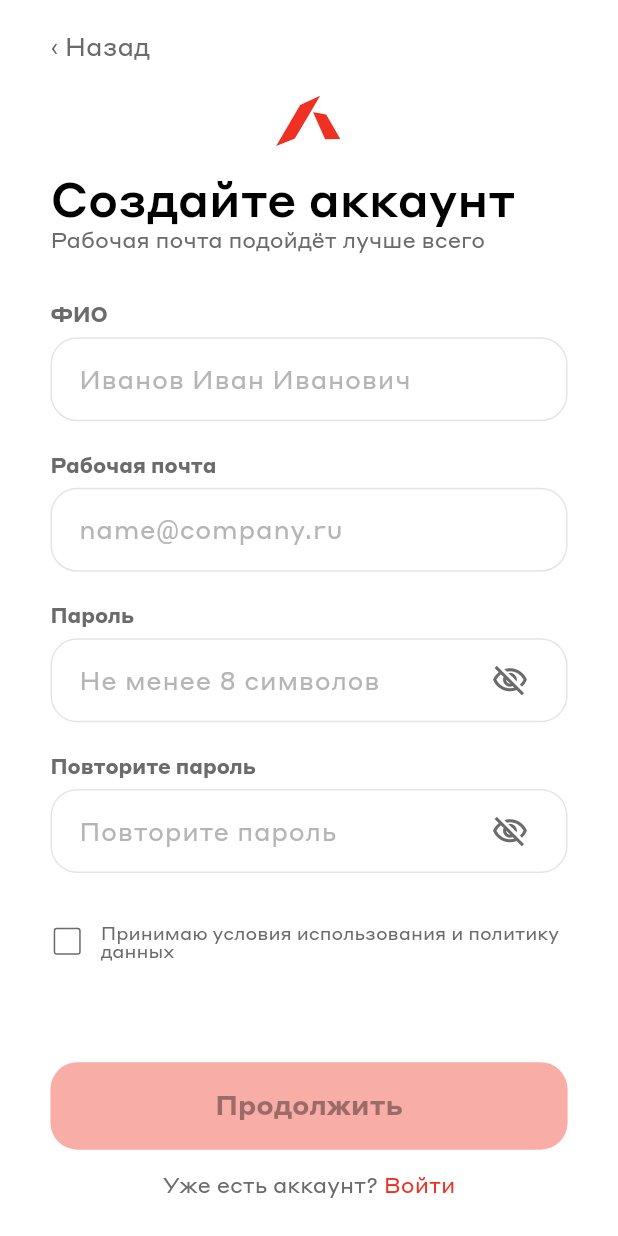
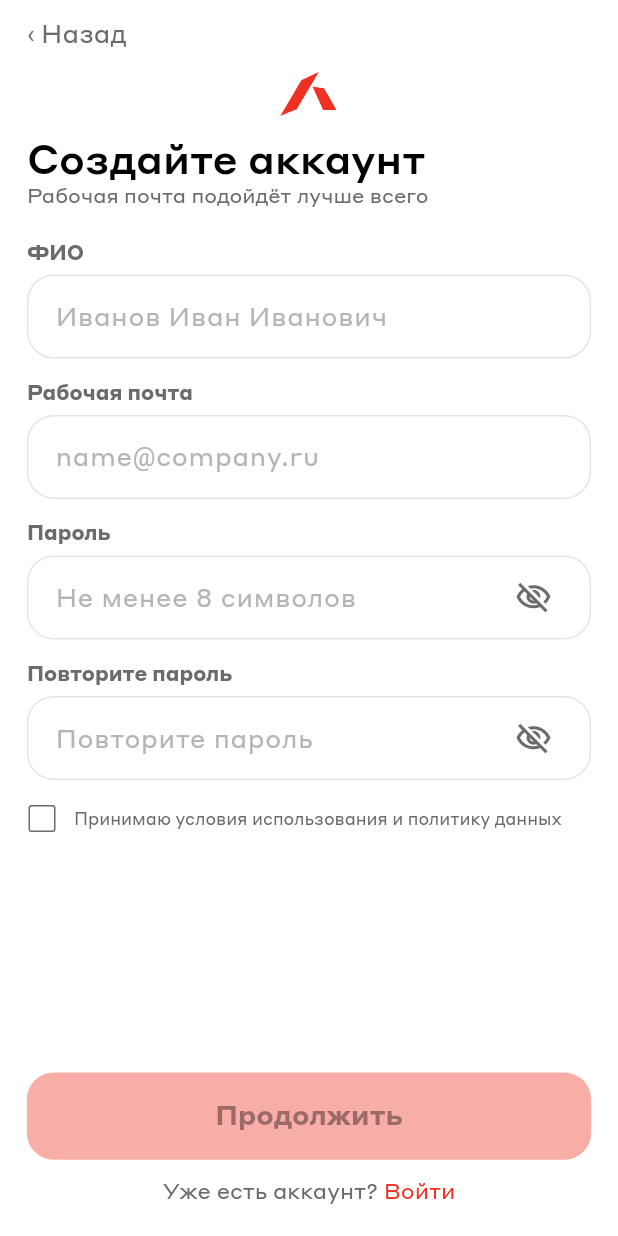
Before and after one commit to gadzhilaev/aspect, a Flutter app: the RegisterScreen screen opened directly, on a phone screen of 412 x 824 dp. Run offline on Flutter 3.47's test engine with Material 3 defaults, Android fonts, the phone set to English and light mode, and no system bars; our stand-ins replace flutter_svg, shared_preferences; accounts and stored records are empty.

Commit message:
Доработал регистрацию, код и сохранение профиля до конца онбординга.

```diff
--- a/lib/models/onboarding_data.dart
+++ b/lib/models/onboarding_data.dart
@@ -1,6 +1,7 @@
 class OnboardingData {
   String email;
   String fullName;
+  String password;
   String companyQuery;
   String companyName;
   String companyInn;
@@ -19,6 +20,7 @@ class OnboardingData {
   OnboardingData({
     this.email = '',
     this.fullName = '',
+    this.password = '',
     this.companyQuery = '',
     this.companyName = '',
     this.companyInn = '',
@@ -37,4 +39,56 @@ class OnboardingData {
         countries = countries ?? [],
         cities = cities ?? [],
         salesRegions = salesRegions ?? [];
+
+  Map<String, dynamic> toJson() => {
+        'email': email,
+        'fullName': fullName,
+        'password': password,
+        'companyQuery': companyQuery,
+        'companyName': companyName,
+        'companyInn': companyInn,
+        'companyCity': companyCity,
+        'companyIndustry': companyIndustry,
+        'role': role,
+        'companySize': companySize,
+        'businessType': businessType,
+        'businessTypeSubtitle': businessTypeSubtitle,
+        'products': products,
+        'mainMarket': mainMarket,
+        'countries': countries,
+        'cities': cities,
+        'salesRegions': salesRegions,
+      };
+
+  factory OnboardingData.fromJson(Map<String, dynamic> json) {
+    List<String> listOf(dynamic value) {
+      if (value is! List) return [];
+      return [
+        for (final item in value)
+          if (item != null) item.toString(),
+      ];
+    }
+
+    String str(dynamic value) => value?.toString() ?? '';
+
+    return OnboardingData(
+      email: str(json['email']),
+      fullName: str(json['fullName']),
+      password: str(json['password']),
+      companyQuery: str(json['companyQuery']),
+      companyName: str(json['companyName']),
+      companyInn: str(json['companyInn']),
+      companyCity: str(json['companyCity']),
+      companyIndustry: str(json['companyIndustry']),
+      role: str(json['role']),
+      companySize: str(json['companySize']),
+      businessType: str(json['businessType']),
+      businessTypeSubtitle: str(json['businessTypeSubtitle']),
+      products: listOf(json['products']),
+      mainMarket: str(json['mainMarket']),
+      countries: listOf(json['countries']),
+      cities: listOf(json['cities']),
+      salesRegions: listOf(json['salesRegions']),
+    );
+  }
 }
--- a/lib/screens/register_screen.dart
+++ b/lib/screens/register_screen.dart
@@ -4,8 +4,8 @@ import 'package:flutter/services.dart';
 import '../models/onboarding_data.dart';
 import '../navigation/app_page_route.dart';
 import '../theme/app_colors.dart';
+import '../theme/app_typography.dart';
 import '../theme/design_scale.dart';
-import '../theme/app_typography.dart';
 import '../widgets/auth_widgets.dart';
 import 'code_confirm_screen.dart';
 import 'login_screen.dart';
@@ -79,6 +79,7 @@ class _RegisterScreenState extends State<RegisterScreen> {
     final data = OnboardingData(
       email: _emailController.text.trim(),
       fullName: _nameController.text.trim(),
+      password: _passwordController.text,
     );
     Navigator.of(context).push(
       AppPageRoute<void>(
@@ -95,6 +96,7 @@ class _RegisterScreenState extends State<RegisterScreen> {
 
     return Scaffold(
       backgroundColor: AppColors.surface,
+      // Shrink body above keyboard so focused fields can scroll into view.
       resizeToAvoidBottomInset: true,
       body: GestureDetector(
         onTap: () => FocusManager.instance.primaryFocus?.unfocus(),
@@ -103,15 +105,17 @@ class _RegisterScreenState extends State<RegisterScreen> {
           child: LayoutBuilder(
             builder: (context, constraints) {
               return SingleChildScrollView(
-                physics: const AlwaysScrollableScrollPhysics(),
-                padding: EdgeInsets.fromLTRB(30 * s, 20 * s, 30 * s, 24 * s),
+                physics: keyboardOpen
+                    ? const ClampingScrollPhysics()
+                    : const NeverScrollableScrollPhysics(),
+                padding: EdgeInsets.fromLTRB(16 * s, 12 * s, 16 * s, 8 * s),
                 keyboardDismissBehavior:
                     ScrollViewKeyboardDismissBehavior.manual,
                 child: ConstrainedBox(
                   constraints: BoxConstraints(
                     minHeight: keyboardOpen
                         ? 0
-                        : (constraints.maxHeight - 44 * s)
+                        : (constraints.maxHeight - 32 * s)
                             .clamp(0.0, double.infinity),
                   ),
                   child: Column(
@@ -127,13 +131,13 @@ class _RegisterScreenState extends State<RegisterScreen> {
                             alignment: Alignment.centerLeft,
                             child: AuthBackButton(),
                           ),
-                        SizedBox(height: 20 * s),
-                        const Center(child: AuthLogo()),
-                        SizedBox(height: 16 * s),
+                          SizedBox(height: 14 * s),
+                          Center(child: AuthLogo(height: 28 * s)),
+                          SizedBox(height: 12 * s),
                           Text(
                             'Создайте аккаунт',
                             style: AppTypography.medium(
-                            28 * s,
+                              24 * s,
                               color: AppColors.textPrimary,
                             ),
                           ),
@@ -141,20 +145,19 @@ class _RegisterScreenState extends State<RegisterScreen> {
                           Text(
                             'Рабочая почта подойдёт лучше всего',
                             style: AppTypography.regular(
-                            13 * s,
+                              12 * s,
                               color: AppColors.textSecondary,
                             ),
                           ),
-                        SizedBox(height: 32 * s),
+                          SizedBox(height: 22 * s),
                           AuthTextField(
                             label: 'ФИО',
                             controller: _nameController,
                             hint: 'Иванов Иван Иванович',
                             textInputAction: TextInputAction.next,
                             keyboardType: TextInputType.text,
-                          textCapitalization: TextCapitalization.words,
                           ),
-                        SizedBox(height: 20 * s),
+                          SizedBox(height: 14 * s),
                           AuthTextField(
                             label: 'Рабочая почта',
                             controller: _emailController,
@@ -162,7 +165,7 @@ class _RegisterScreenState extends State<RegisterScreen> {
                             textInputAction: TextInputAction.next,
                             keyboardType: TextInputType.emailAddress,
                           ),
-                        SizedBox(height: 20 * s),
+                          SizedBox(height: 14 * s),
                           AuthTextField(
                             label: 'Пароль',
                             controller: _passwordController,
@@ -170,7 +173,7 @@ class _RegisterScreenState extends State<RegisterScreen> {
                             obscureText: true,
                             textInputAction: TextInputAction.next,
                           ),
-                        SizedBox(height: 20 * s),
+                          SizedBox(height: 14 * s),
                           AuthTextField(
                             label: 'Повторите пароль',
                             controller: _confirmPasswordController,
@@ -178,13 +181,13 @@ class _RegisterScreenState extends State<RegisterScreen> {
                             obscureText: true,
                             textInputAction: TextInputAction.done,
                           ),
-                        SizedBox(height: 30 * s),
+                          SizedBox(height: 14 * s),
                           Row(
                             crossAxisAlignment: CrossAxisAlignment.center,
                             children: [
                               SizedBox(
-                              width: 20 * s,
-                              height: 20 * s,
+                                width: 18 * s,
+                                height: 18 * s,
                                 child: Checkbox(
                                   value: _acceptedTerms,
                                   onChanged: (value) {
@@ -207,7 +210,7 @@ class _RegisterScreenState extends State<RegisterScreen> {
                                 child: Text(
                                   'Принимаю условия использования и политику данных',
                                   style: AppTypography.regular(
-                                  11 * s,
+                                    10 * s,
                                     color: AppColors.textSecondary,
                                   ),
                                 ),
@@ -216,14 +219,14 @@ class _RegisterScreenState extends State<RegisterScreen> {
                           ),
                         ],
                       ),
-                    SizedBox(height: (keyboardOpen ? 20 : 16) * s),
+                      SizedBox(height: 16 * s),
                       Column(
                         children: [
                           AuthPrimaryButton(
                             label: 'Продолжить',
                             onPressed: _canContinue ? _continue : null,
                           ),
-                        SizedBox(height: 14 * s),
+                          SizedBox(height: 12 * s),
                           AuthFooterLink(
                             prefix: 'Уже есть аккаунт? ',
                             action: 'Войти',
--- a/lib/widgets/auth_widgets.dart
+++ b/lib/widgets/auth_widgets.dart
@@ -49,7 +49,7 @@ class AuthTextField extends StatefulWidget {
     this.obscureText = false,
     this.keyboardType,
     this.textInputAction,
-    this.textCapitalization = TextCapitalization.none,
+    this.textCapitalization,
     this.inputFormatters,
     this.suffix,
     this.onChanged,
@@ -64,7 +64,8 @@ class AuthTextField extends StatefulWidget {
   final bool obscureText;
   final TextInputType? keyboardType;
   final TextInputAction? textInputAction;
-  final TextCapitalization textCapitalization;
+  /// Defaults to sentences (first letter only). Email / password → none.
+  final TextCapitalization? textCapitalization;
   final List<TextInputFormatter>? inputFormatters;
   final Widget? suffix;
   final ValueChanged<String>? onChanged;
@@ -124,7 +125,38 @@ class _AuthTextFieldState extends State<AuthTextField> {
   }
 
   void _onFocus() {
-    if (mounted) setState(() {});
+    if (!mounted) return;
+    setState(() {});
+    if (!_focusNode.hasFocus) return;
+    // Scroll only when the field is under / clipped by the keyboard.
+    void ensureIfObscured() {
+      if (!mounted || !_focusNode.hasFocus) return;
+      final box = context.findRenderObject();
+      if (box is! RenderBox || !box.hasSize) return;
+      final fieldBottom = box.localToGlobal(Offset(0, box.size.height)).dy;
+      final media = MediaQuery.of(context);
+      final keyboardTop = media.size.height - media.viewInsets.bottom;
+      if (fieldBottom <= keyboardTop - 12) return;
+      Scrollable.ensureVisible(
+        context,
+        alignment: 0.2,
+        duration: const Duration(milliseconds: 220),
+        curve: Curves.easeOut,
+      );
+    }
+
+    WidgetsBinding.instance.addPostFrameCallback((_) => ensureIfObscured());
+    Future<void>.delayed(const Duration(milliseconds: 320), ensureIfObscured);
+  }
+
+  TextCapitalization get _capitalization {
+    if (widget.textCapitalization != null) return widget.textCapitalization!;
+    if (widget.obscureText) return TextCapitalization.none;
+    if (widget.keyboardType == TextInputType.emailAddress) {
+      return TextCapitalization.none;
+    }
+    // First letter of the field / sentence — not after every space.
+    return TextCapitalization.sentences;
   }
 
   @override
@@ -189,12 +221,13 @@ class _AuthTextFieldState extends State<AuthTextField> {
                     obscureText: showToggle ? _isObscured : widget.obscureText,
                     keyboardType: widget.keyboardType,
                     textInputAction: widget.textInputAction,
-                    textCapitalization: widget.textCapitalization,
+                    textCapitalization: _capitalization,
                     inputFormatters: widget.inputFormatters,
                     onChanged: widget.onChanged,
                     onSubmitted: widget.onSubmitted,
                     cursorColor: AppColors.brandRed,
-                    scrollPadding: EdgeInsets.fromLTRB(20 * s, 20 * s, 20 * s, 80 * s),
+                    // Keep modest — large padding forces scroll even when field is visible.
+                    scrollPadding: EdgeInsets.fromLTRB(20 * s, 20 * s, 20 * s, 20 * s),
                     textAlignVertical: TextAlignVertical.center,
                     onEditingComplete: widget.onSubmitted != null
                         ? null
```
Also changed, not shown: lib/screens/code_confirm_screen.dart (+52 -23 lines), lib/screens/login_screen.dart (+10 -4 lines), lib/screens/splash_screen.dart (+11 -1 lines), lib/screens/welcome_screen.dart (+5 -5 lines), lib/services/session_store.dart (+97 -5 lines). Lines whose indentation alone changed are shown as unchanged.
